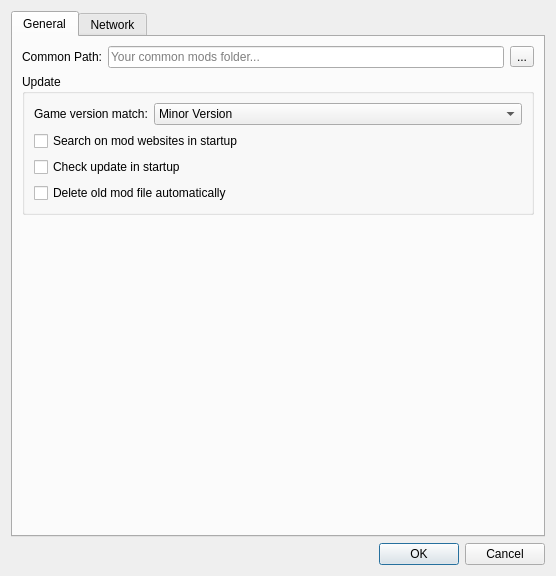
Qt form src/ui/preferences.ui (kaniol-lck/modmanager) before a commit.
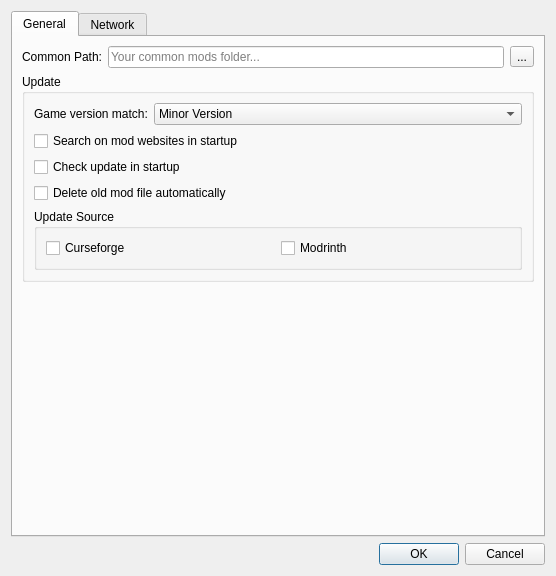
The same form after that commit.

Commit message: add update source preference settings.

```diff
--- a/src/ui/preferences.ui
+++ b/src/ui/preferences.ui
@@ -135,6 +135,29 @@
             </property>
            </widget>
           </item>
+          <item row="4" column="0" colspan="2">
+           <widget class="QGroupBox" name="groupBox_4">
+            <property name="title">
+             <string>Update Source</string>
+            </property>
+            <layout class="QGridLayout" name="gridLayout_2">
+             <item row="0" column="0">
+              <widget class="QCheckBox" name="useCurseforgeUpdate">
+               <property name="text">
+                <string>Curseforge</string>
+               </property>
+              </widget>
+             </item>
+             <item row="0" column="1">
+              <widget class="QCheckBox" name="useModrinthUpdate">
+               <property name="text">
+                <string>Modrinth</string>
+               </property>
+              </widget>
+             </item>
+            </layout>
+           </widget>
+          </item>
          </layout>
         </widget>
        </item>
```
The commit also changes 4 other files.
